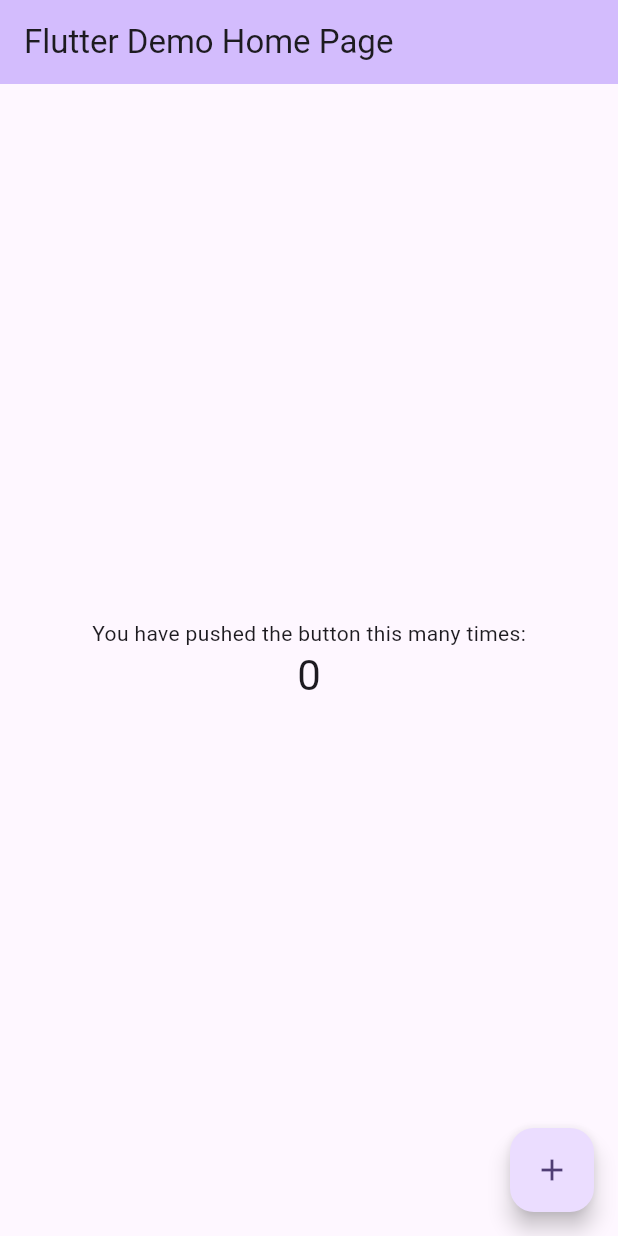
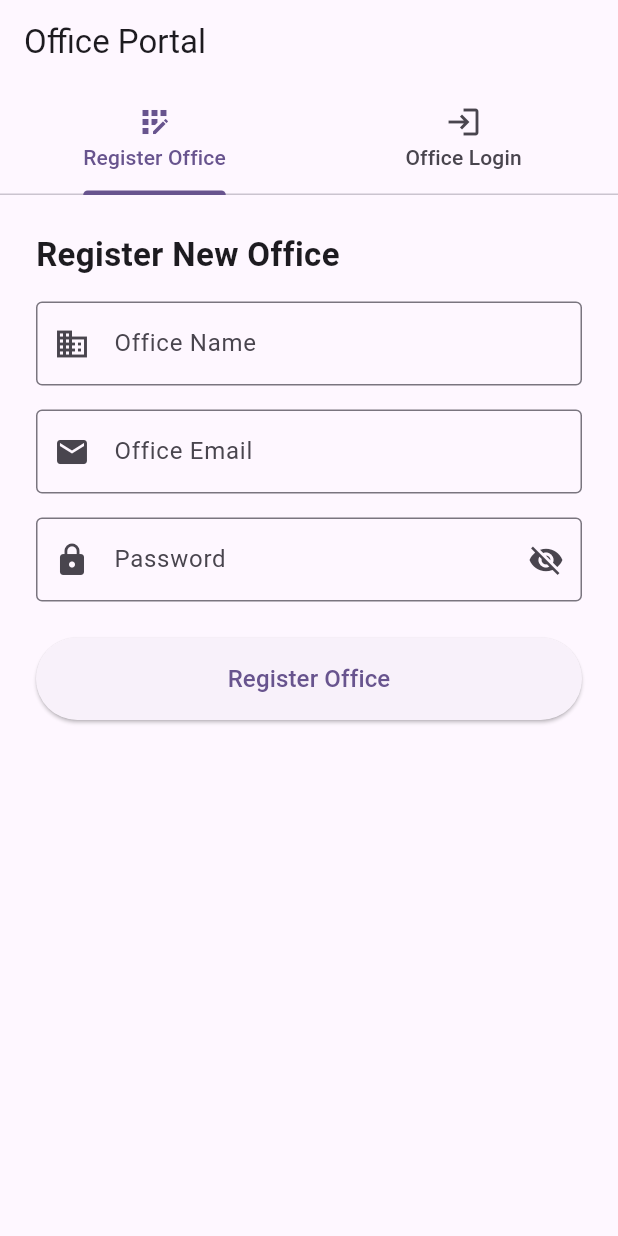
Before and after one commit to sahil-Parmar1/queueless, a Flutter app: the screen it shows after launch, on a phone screen of 412 x 824 dp. Run offline on Flutter 3.47's test engine with Material 3 defaults, Android fonts, the phone set to English and light mode, and no system bars; our stand-ins replace firebase_auth, firebase_core, google_sign_in; accounts and stored records are empty.

Commit message:
basic form added at office side register or login

```diff
--- a/frontend/queueless_office/lib/main.dart
+++ b/frontend/queueless_office/lib/main.dart
@@ -1,4 +1,5 @@
 import 'package:flutter/material.dart';
+import 'package:queueless_office/screens/auth/office_auth_screen.dart';
 
 void main() {
   runApp(const MyApp());
@@ -30,93 +31,7 @@ class MyApp extends StatelessWidget {
         // tested with just a hot reload.
         colorScheme: .fromSeed(seedColor: Colors.deepPurple),
       ),
-      home: const MyHomePage(title: 'Flutter Demo Home Page'),
+      home: OfficeAuthScreen(),
     );
   }
 }
-
-class MyHomePage extends StatefulWidget {
-  const MyHomePage({super.key, required this.title});
-
-  // This widget is the home page of your application. It is stateful, meaning
-  // that it has a State object (defined below) that contains fields that affect
-  // how it looks.
-
-  // This class is the configuration for the state. It holds the values (in this
-  // case the title) provided by the parent (in this case the App widget) and
-  // used by the build method of the State. Fields in a Widget subclass are
-  // always marked "final".
-
-  final String title;
-
-  @override
-  State<MyHomePage> createState() => _MyHomePageState();
-}
-
-class _MyHomePageState extends State<MyHomePage> {
-  int _counter = 0;
-
-  void _incrementCounter() {
-    setState(() {
-      // This call to setState tells the Flutter framework that something has
-      // changed in this State, which causes it to rerun the build method below
-      // so that the display can reflect the updated values. If we changed
-      // _counter without calling setState(), then the build method would not be
-      // called again, and so nothing would appear to happen.
-      _counter++;
-    });
-  }
-
-  @override
-  Widget build(BuildContext context) {
-    // This method is rerun every time setState is called, for instance as done
-    // by the _incrementCounter method above.
-    //
-    // The Flutter framework has been optimized to make rerunning build methods
-    // fast, so that you can just rebuild anything that needs updating rather
-    // than having to individually change instances of widgets.
-    return Scaffold(
-      appBar: AppBar(
-        // TRY THIS: Try changing the color here to a specific color (to
-        // Colors.amber, perhaps?) and trigger a hot reload to see the AppBar
-        // change color while the other colors stay the same.
-        backgroundColor: Theme.of(context).colorScheme.inversePrimary,
-        // Here we take the value from the MyHomePage object that was created by
-        // the App.build method, and use it to set our appbar title.
-        title: Text(widget.title),
-      ),
-      body: Center(
-        // Center is a layout widget. It takes a single child and positions it
-        // in the middle of the parent.
-        child: Column(
-          // Column is also a layout widget. It takes a list of children and
-          // arranges them vertically. By default, it sizes itself to fit its
-          // children horizontally, and tries to be as tall as its parent.
-          //
-          // Column has various properties to control how it sizes itself and
-          // how it positions its children. Here we use mainAxisAlignment to
-          // center the children vertically; the main axis here is the vertical
-          // axis because Columns are vertical (the cross axis would be
-          // horizontal).
-          //
-          // TRY THIS: Invoke "debug painting" (choose the "Toggle Debug Paint"
-          // action in the IDE, or press "p" in the console), to see the
-          // wireframe for each widget.
-          mainAxisAlignment: .center,
-          children: [
-            const Text('You have pushed the button this many times:'),
-            Text(
-              '$_counter',
-              style: Theme.of(context).textTheme.headlineMedium,
-            ),
-          ],
-        ),
-      ),
-      floatingActionButton: FloatingActionButton(
-        onPressed: _incrementCounter,
-        tooltip: 'Increment',
-        child: const Icon(Icons.add),
-      ),
-    );
-  }
-}
--- /dev/null
+++ b/frontend/queueless_office/lib/screens/auth/office_auth_screen.dart
@@ -0,0 +1,314 @@
+import 'dart:convert';
+import 'package:flutter/foundation.dart';
+import 'package:flutter/material.dart';
+import 'package:http/http.dart' as http;
+
+class OfficeAuthScreen extends StatefulWidget {
+  const OfficeAuthScreen({super.key});
+
+  @override
+  State<OfficeAuthScreen> createState() => _OfficeAuthScreenState();
+}
+
+class _OfficeAuthScreenState extends State<OfficeAuthScreen>
+    with SingleTickerProviderStateMixin {
+  late TabController _tabController;
+  final _formKeyRegister = GlobalKey<FormState>();
+  final _formKeyLogin = GlobalKey<FormState>();
+
+  // Form Controllers - Registration
+  final TextEditingController _regNameController = TextEditingController();
+  final TextEditingController _regEmailController = TextEditingController();
+  final TextEditingController _regPasswordController = TextEditingController();
+
+  // Form Controllers - Login
+  final TextEditingController _loginEmailController = TextEditingController();
+  final TextEditingController _loginPasswordController = TextEditingController();
+
+  bool _loading = false;
+  bool _obscurePassword = true;
+
+  @override
+  void initState() {
+    super.initState();
+    _tabController = TabController(length: 2, vsync: this);
+  }
+
+  @override
+  void dispose() {
+    _tabController.dispose();
+    _regNameController.dispose();
+    _regEmailController.dispose();
+    _regPasswordController.dispose();
+    _loginEmailController.dispose();
+    _loginPasswordController.dispose();
+    super.dispose();
+  }
+
+  // Get base URL dynamically (Web vs Android Emulator)
+  String get _baseUrl => kIsWeb
+      ? 'http://localhost:8080/api/auth/office'
+      : 'http://10.0.2.2:8080/api/auth/office';
+
+  // ==========================================
+  // OFFICE REGISTRATION METHOD
+  // ==========================================
+  Future<void> _registerOffice() async {
+    if (!_formKeyRegister.currentState!.validate()) return;
+
+    setState(() {
+      _loading = true;
+    });
+
+    try {
+      final response = await http.post(
+        Uri.parse('$_baseUrl/register'),
+        headers: {'Content-Type': 'application/json'},
+        body: jsonEncode({
+          'name': _regNameController.text.trim(),
+          'email': _regEmailController.text.trim(),
+          'password': _regPasswordController.text,
+        }),
+      );
+
+      if (response.statusCode == 200) {
+        final data = jsonDecode(response.body);
+        print("OFFICE REGISTERED SUCCESSFULLY: $data");
+
+        if (mounted) {
+          ScaffoldMessenger.of(context).showSnackBar(
+            const SnackBar(
+              content: Text('Registration successful! Please login.'),
+              backgroundColor: Colors.green,
+            ),
+          );
+          // Switch to Login Tab
+          _tabController.animateTo(1);
+          _loginEmailController.text = _regEmailController.text;
+        }
+      } else {
+        final err = jsonDecode(response.body);
+        _showErrorSnackBar(err['message'] ?? 'Registration failed');
+      }
+    } catch (e) {
+      _showErrorSnackBar('Network error: $e');
+    } finally {
+      if (mounted) setState(() => _loading = false);
+    }
+  }
+
+  // ==========================================
+  // OFFICE LOGIN METHOD
+  // ==========================================
+  Future<void> _loginOffice() async {
+    if (!_formKeyLogin.currentState!.validate()) return;
+
+    setState(() {
+      _loading = true;
+    });
+
+    try {
+      final response = await http.post(
+        Uri.parse('$_baseUrl/login'),
+        headers: {'Content-Type': 'application/json'},
+        body: jsonEncode({
+          'email': _loginEmailController.text.trim(),
+          'password': _loginPasswordController.text,
+        }),
+      );
+
+      if (response.statusCode == 200) {
+        final data = jsonDecode(response.body);
+        final String token = data['token'];
+
+        print("OFFICE LOGIN SUCCESSFUL! QUEUELESS JWT: $token");
+
+        if (mounted) {
+          ScaffoldMessenger.of(context).showSnackBar(
+            const SnackBar(
+              content: Text('Login successful!'),
+              backgroundColor: Colors.green,
+            ),
+          );
+          // TODO: Save token to FlutterSecureStorage and navigate to Office Dashboard
+        }
+      } else {
+        _showErrorSnackBar('Invalid email or password');
+      }
+    } catch (e) {
+      _showErrorSnackBar('Network error: $e');
+    } finally {
+      if (mounted) setState(() => _loading = false);
+    }
+  }
+
+  void _showErrorSnackBar(String message) {
+    if (!mounted) return;
+    ScaffoldMessenger.of(context).showSnackBar(
+      SnackBar(
+        content: Text(message),
+        backgroundColor: Colors.redAccent,
+      ),
+    );
+  }
+
+  @override
+  Widget build(BuildContext context) {
+    return Scaffold(
+      appBar: AppBar(
+        title: const Text('Office Portal'),
+        bottom: TabBar(
+          controller: _tabController,
+          tabs: const [
+            Tab(icon: Icon(Icons.app_registration), text: 'Register Office'),
+            Tab(icon: Icon(Icons.login), text: 'Office Login'),
+          ],
+        ),
+      ),
+      body: TabBarView(
+        controller: _tabController,
+        children: [
+          _buildRegisterForm(),
+          _buildLoginForm(),
+        ],
+      ),
+    );
+  }
+
+  // REGISTER FORM WIDGET
+  Widget _buildRegisterForm() {
+    return SingleChildScrollView(
+      padding: const EdgeInsets.all(24.0),
+      child: Form(
+        key: _formKeyRegister,
+        child: Column(
+          crossAxisAlignment: CrossAxisAlignment.stretch,
+          children: [
+            const Text(
+              'Register New Office',
+              style: TextStyle(fontSize: 22, fontWeight: FontWeight.bold),
+            ),
+            const SizedBox(height: 16),
+            TextFormField(
+              controller: _regNameController,
+              decoration: const InputDecoration(
+                labelText: 'Office Name',
+                prefixIcon: Icon(Icons.business),
+                border: OutlineInputBorder(),
+              ),
+              validator: (val) =>
+              val == null || val.isEmpty ? 'Enter office name' : null,
+            ),
+            const SizedBox(height: 16),
+            TextFormField(
+              controller: _regEmailController,
+              keyboardType: TextInputType.emailAddress,
+              decoration: const InputDecoration(
+                labelText: 'Office Email',
+                prefixIcon: Icon(Icons.email),
+                border: OutlineInputBorder(),
+              ),
+              validator: (val) {
+                if (val == null || val.isEmpty) return 'Enter email';
+                if (!val.contains('@')) return 'Enter valid email';
+                return null;
+              },
+            ),
+            const SizedBox(height: 16),
+            TextFormField(
+              controller: _regPasswordController,
+              obscureText: _obscurePassword,
+              decoration: InputDecoration(
+                labelText: 'Password',
+                prefixIcon: const Icon(Icons.lock),
+                suffixIcon: IconButton(
+                  icon: Icon(_obscurePassword
+                      ? Icons.visibility_off
+                      : Icons.visibility),
+                  onPressed: () =>
+                      setState(() => _obscurePassword = !_obscurePassword),
+                ),
+                border: const OutlineInputBorder(),
+              ),
+              validator: (val) {
+                if (val == null || val.isEmpty) return 'Enter password';
+                if (val.length < 6) return 'Password must be at least 6 characters';
+                return null;
+              },
+            ),
+            const SizedBox(height: 24),
+            ElevatedButton(
+              onPressed: _loading ? null : _registerOffice,
+              style: ElevatedButton.styleFrom(
+                padding: const EdgeInsets.symmetric(vertical: 16),
+              ),
+              child: _loading
+                  ? const CircularProgressIndicator()
+                  : const Text('Register Office', style: TextStyle(fontSize: 16)),
+            ),
+          ],
+        ),
+      ),
+    );
+  }
+
+  // LOGIN FORM WIDGET
+  Widget _buildLoginForm() {
+    return SingleChildScrollView(
+      padding: const EdgeInsets.all(24.0),
+      child: Form(
+        key: _formKeyLogin,
+        child: Column(
+          crossAxisAlignment: CrossAxisAlignment.stretch,
+          children: [
+            const Text(
+              'Office Sign In',
+              style: TextStyle(fontSize: 22, fontWeight: FontWeight.bold),
+            ),
+            const SizedBox(height: 16),
+            TextFormField(
+              controller: _loginEmailController,
+              keyboardType: TextInputType.emailAddress,
+              decoration: const InputDecoration(
+                labelText: 'Office Email',
+                prefixIcon: Icon(Icons.email),
+                border: OutlineInputBorder(),
+              ),
+              validator: (val) =>
+              val == null || val.isEmpty ? 'Enter office email' : null,
+            ),
+            const SizedBox(height: 16),
+            TextFormField(
+              controller: _loginPasswordController,
+              obscureText: _obscurePassword,
+              decoration: InputDecoration(
+                labelText: 'Password',
+                prefixIcon: const Icon(Icons.lock),
+                suffixIcon: IconButton(
+                  icon: Icon(_obscurePassword
+                      ? Icons.visibility_off
+                      : Icons.visibility),
+                  onPressed: () =>
+                      setState(() => _obscurePassword = !_obscurePassword),
+                ),
+                border: const OutlineInputBorder(),
+              ),
+              validator: (val) =>
+              val == null || val.isEmpty ? 'Enter password' : null,
+            ),
+            const SizedBox(height: 24),
+            ElevatedButton(
+              onPressed: _loading ? null : _loginOffice,
+              style: ElevatedButton.styleFrom(
+                padding: const EdgeInsets.symmetric(vertical: 16),
+              ),
+              child: _loading
+                  ? const CircularProgressIndicator()
+                  : const Text('Login to Office', style: TextStyle(fontSize: 16)),
+            ),
+          ],
+        ),
+      ),
+    );
+  }
+}
--- a/frontend/queueless_office/pubspec.yaml
+++ b/frontend/queueless_office/pubspec.yaml
@@ -34,6 +34,7 @@ dependencies:
   # The following adds the Cupertino Icons font to your application.
   # Use with the CupertinoIcons class for iOS style icons.
   cupertino_icons: ^1.0.8
+  http: ^1.6.0
 
 dev_dependencies:
   flutter_test:
```
Also changed, not shown: frontend/queueless_office/pubspec.lock.
